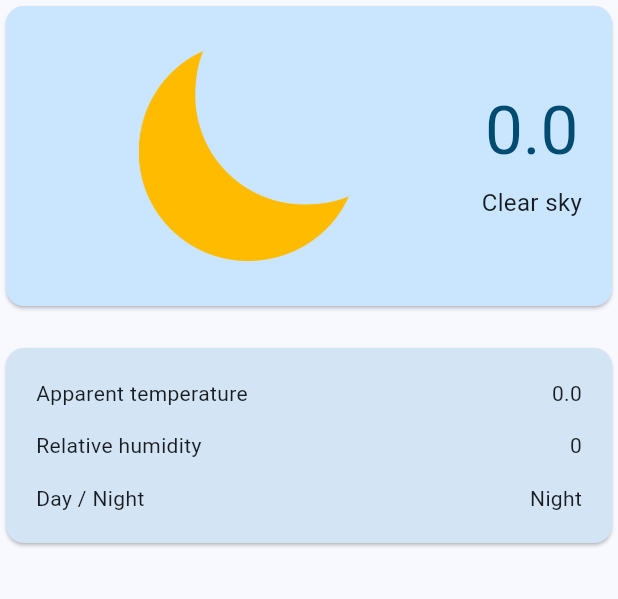
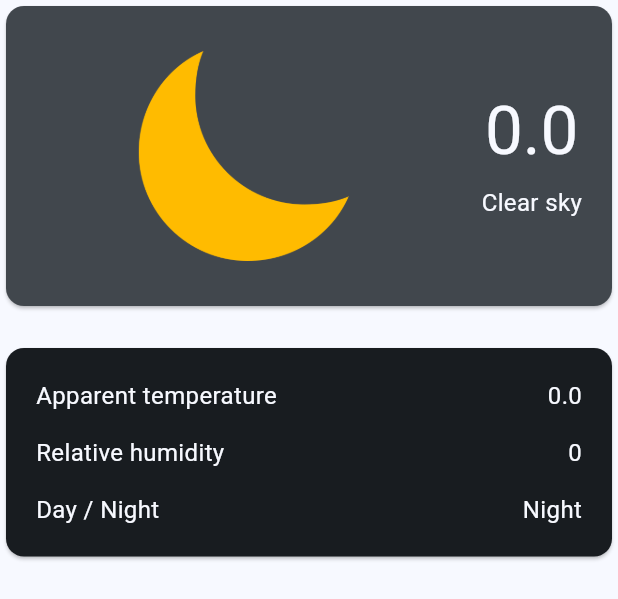
Before and after one commit to FacundoMiglierini/WeatherApp, a Flutter app: the WeatherCard widget shown alone on an empty page, opened directly, on a phone screen of 412 x 824 dp. Shown: the top 599 px of the screen. Run offline on Flutter 3.47's test engine with Material 3 defaults, Android fonts, the phone set to English and light mode, and no system bars; our stand-ins replace email_validator, hive_flutter; accounts and stored records are empty; network calls fail.

Commit message:
added weather card colors depending on day/night

```diff
--- a/weather_app/lib/main.dart
+++ b/weather_app/lib/main.dart
@@ -11,7 +11,6 @@ import 'package:weather_app/weather_controller.dart';
 
 //TODO refactor code structure
 //TODO fix closing the app with back button (pass login to false)
-//TODO optional: add loading animations
 
 
 void main() async {
@@ -681,14 +680,15 @@ class WeatherCard extends StatelessWidget {
   Widget build(BuildContext context) {
 
     final theme = Theme.of(context);
+    final colorText = WeatherStats().isDay() ? theme.colorScheme.onPrimaryContainer : theme.colorScheme.surface;
     final style = theme.textTheme.displayMedium!.copyWith(
-      color: theme.colorScheme.onPrimaryContainer,
+      color: colorText,
     );
 
     return Column(
       children: [
         Card(
-          color: theme.colorScheme.primaryContainer,
+          color: WeatherStats().isDay() ? theme.colorScheme.primaryContainer : theme.colorScheme.onSurfaceVariant,
           child: Container(
             constraints: deviceWidth(context) > 400 ? BoxConstraints.tightFor(width: double.infinity, height: 200) : null,
             child: Padding(
@@ -713,7 +713,10 @@ class WeatherCard extends StatelessWidget {
                       const SizedBox(height: 10),
                       Text(
                         WeatherStats().getWeather(),
-                        style: const TextStyle(fontSize: 16),
+                        style: TextStyle(
+                          fontSize: 16,
+                          color: colorText,
+                        ),
                       )
                     ],
                   ),
@@ -724,7 +727,7 @@ class WeatherCard extends StatelessWidget {
         ),
         const SizedBox(height: 20),
         Card(
-          color: theme.colorScheme.secondaryContainer,
+          color: WeatherStats().isDay() ? theme.colorScheme.secondaryContainer : theme.colorScheme.onSurface,
           child: Padding(
             padding: const EdgeInsets.all(20),
             child: Column(
@@ -733,11 +736,19 @@ class WeatherCard extends StatelessWidget {
                 Row(
                   mainAxisAlignment: MainAxisAlignment.spaceBetween,
                   children: [
-                    const Text(
+                    Text(
                       'Apparent temperature',
+                        style: TextStyle(
+                          fontSize: 16,
+                          color: colorText,
+                        ),
                     ),
                     Text(
-                      WeatherStats().getApparentTemp()
+                      WeatherStats().getApparentTemp(),
+                      style: TextStyle(
+                        fontSize: 16,
+                        color: colorText,
+                      ),
                     )
                   ],
                 ),
@@ -745,11 +756,19 @@ class WeatherCard extends StatelessWidget {
                 Row(
                   mainAxisAlignment: MainAxisAlignment.spaceBetween,
                   children: [
-                    const Text(
+                    Text(
                       'Relative humidity',
+                      style: TextStyle(
+                        fontSize: 16,
+                        color: colorText,
+                      ),
                     ),
                     Text(
-                      WeatherStats().getHumidity()
+                      WeatherStats().getHumidity(),
+                      style: TextStyle(
+                        fontSize: 16,
+                        color: colorText,
+                      ),
                     )
                   ],
                 ),
@@ -757,11 +776,19 @@ class WeatherCard extends StatelessWidget {
                 Row(
                   mainAxisAlignment: MainAxisAlignment.spaceBetween,
                   children: [
-                    const Text(
+                    Text(
                       'Day / Night',
+                      style: TextStyle(
+                        fontSize: 16,
+                        color: colorText,
+                      ),
                     ),
                     Text(
-                      WeatherStats().isDay() ? 'Day' : 'Night'
+                      WeatherStats().isDay() ? 'Day' : 'Night',
+                      style: TextStyle(
+                        fontSize: 16,
+                        color: colorText,
+                      ),
                     )
                   ],
                 ),
```
